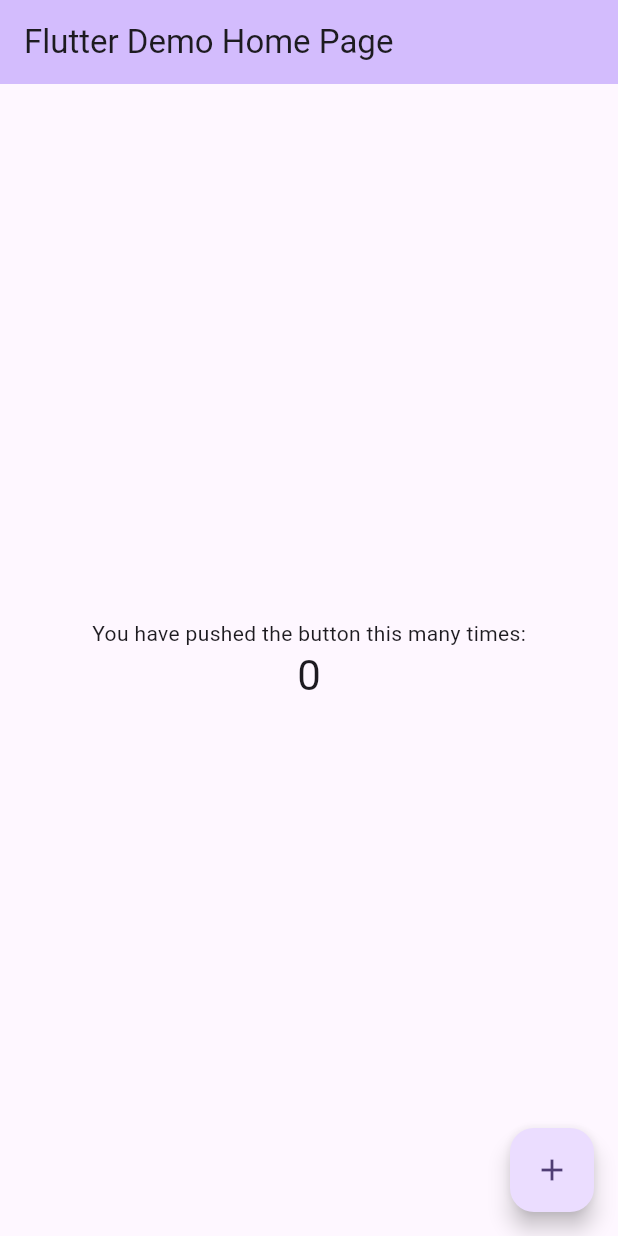
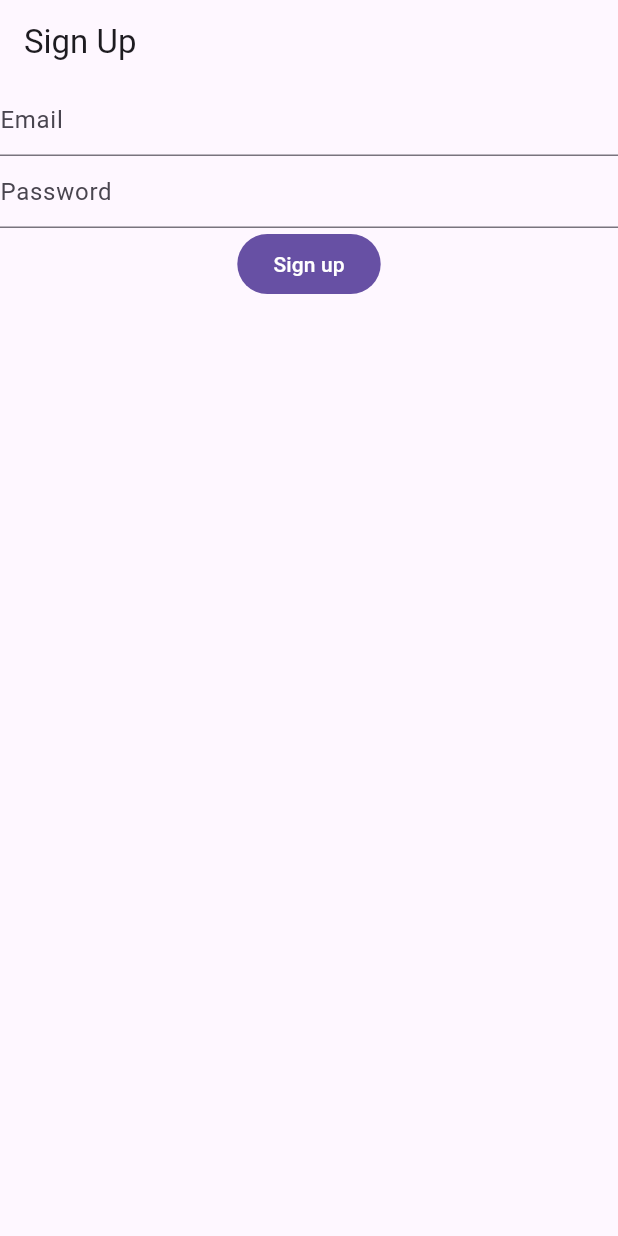
Before and after one commit to mike-coomber/setlist, a Flutter app: the screen it shows after launch, on a phone screen of 412 x 824 dp. Run offline on Flutter 3.47's test engine with Material 3 defaults, Android fonts, the phone set to English and light mode, and no system bars; our stand-ins replace bloc, equatable, firebase_auth, firebase_core, flutter_bloc; accounts and stored records are empty.

Commit message:
firebase sign up

```diff
--- a/lib/features/auth/presentation/cubit/sign_up_state.dart
+++ b/lib/features/auth/presentation/cubit/sign_up_state.dart
@@ -49,5 +49,5 @@ class SignUpState extends Equatable {
   }
 
   @override
-  List<Object> get props => [];
+  List<Object> get props => [status, email, emailStatus, password, passwordStatus];
 }
--- /dev/null
+++ b/lib/features/auth/presentation/pages/sign_up_page.dart
@@ -0,0 +1,75 @@
+import 'package:flutter/foundation.dart';
+import 'package:flutter/material.dart';
+import 'package:flutter/widgets.dart';
+import 'package:flutter_bloc/flutter_bloc.dart';
+import 'package:setlist/features/auth/domain/usecases/signup_usecase.dart';
+import 'package:setlist/features/auth/presentation/cubit/sign_up_cubit.dart';
+
+import '../../domain/repositories/auth_repository.dart';
+
+class SignUpPage extends StatelessWidget {
+  const SignUpPage({super.key});
+
+  @override
+  Widget build(BuildContext context) {
+    return BlocProvider(
+      create: (context) => SignUpCubit(
+        usecase: SignupUsecase(
+          authRepository: context.read<AuthRepository>(),
+        ),
+      ),
+      child: const SignUpView(),
+    );
+  }
+}
+
+class SignUpView extends StatelessWidget {
+  const SignUpView({super.key});
+
+  @override
+  Widget build(BuildContext context) {
+    return Scaffold(
+      appBar: AppBar(
+        title: const Text('Sign Up'),
+      ),
+      body: BlocConsumer<SignUpCubit, SignUpState>(
+        listener: (context, state) {
+          if (state.status == SignUpStatus.error) {
+            ScaffoldMessenger.of(context).showSnackBar(
+              const SnackBar(content: Text('Signup failed')),
+            );
+          }
+          if (state.status == SignUpStatus.success) {
+            ScaffoldMessenger.of(context).showSnackBar(
+              const SnackBar(content: Text('Signup success')),
+            );
+          }
+        },
+        builder: (context, state) {
+          return Center(
+            child: Column(
+              children: [
+                TextFormField(
+                  decoration: InputDecoration(hintText: 'Email'),
+                  onChanged: context.read<SignUpCubit>().onEmailChanged,
+                ),
+                TextFormField(
+                  decoration: InputDecoration(hintText: 'Password'),
+                  onChanged: context.read<SignUpCubit>().onPasswordChanged,
+                  obscureText: true,
+                  enableSuggestions: false,
+                  autocorrect: false,
+                ),
+                FilledButton(
+                  onPressed: context.read<SignUpCubit>().signUp,
+                  child: Text('Sign up'),
+                ),
+                if (state.status == SignUpStatus.loading) const CircularProgressIndicator()
+              ],
+            ),
+          );
+        },
+      ),
+    );
+  }
+}
--- a/lib/main.dart
+++ b/lib/main.dart
@@ -1,70 +1,60 @@
+import 'package:firebase_core/firebase_core.dart';
 import 'package:flutter/material.dart';
+import 'package:flutter_bloc/flutter_bloc.dart';
+import 'package:setlist/features/auth/presentation/pages/sign_up_page.dart';
+
+import 'features/auth/data/datasources/auth_remote_data_source.dart';
+import 'features/auth/data/repositories/auth_repository_impl.dart';
+import 'features/auth/domain/entities/auth_user.dart';
+import 'features/auth/domain/repositories/auth_repository.dart';
+import 'firebase_options.dart';
+
+typedef AppBuilder = Future<Widget> Function();
+
+Future<void> bootstrap(AppBuilder builder) async {
+  WidgetsFlutterBinding.ensureInitialized();
+  await Firebase.initializeApp(options: DefaultFirebaseOptions.currentPlatform);
+  runApp(await builder());
+}
 
 void main() {
-  runApp(const MyApp());
+  bootstrap(
+    () async {
+      AuthRemoteDataSource authRemoteDataSource = AuthRemoteDataSourceImpl();
+
+      AuthRepository authRepository = AuthRepositoryImpl(
+        authRemoteDataSource: authRemoteDataSource,
+      );
+
+      return App(
+        authRepository: authRepository,
+        authUser: await authRepository.user.first,
+      );
+    },
+  );
 }
 
-class MyApp extends StatelessWidget {
-  const MyApp({super.key});
+class App extends StatelessWidget {
+  const App({
+    super.key,
+    required this.authRepository,
+    this.authUser,
+  });
 
-  // This widget is the root of your application.
+  final AuthRepository authRepository;
+  final AuthUser? authUser;
+
   @override
   Widget build(BuildContext context) {
-    return MaterialApp(
-      title: 'Flutter Demo',
-      theme: ThemeData(
-        colorScheme: ColorScheme.fromSeed(seedColor: Colors.deepPurple),
-        useMaterial3: true,
+    return MultiRepositoryProvider(
+      providers: [
+        RepositoryProvider.value(value: authRepository),
+      ],
+      child: MaterialApp(
+        title: 'Clean Architecture',
+        theme: ThemeData.light(useMaterial3: true),
+        home: const SignUpPage(),
       ),
-      home: const MyHomePage(title: 'Flutter Demo Home Page'),
     );
   }
 }
-
-class MyHomePage extends StatefulWidget {
-  const MyHomePage({super.key, required this.title});
-
-  final String title;
-
-  @override
-  State<MyHomePage> createState() => _MyHomePageState();
-}
-
-class _MyHomePageState extends State<MyHomePage> {
-  int _counter = 0;
-
-  void _incrementCounter() {
-    setState(() {
-      _counter++;
-    });
-  }
-
-  @override
-  Widget build(BuildContext context) {
-    return Scaffold(
-      appBar: AppBar(
-        backgroundColor: Theme.of(context).colorScheme.inversePrimary,
-        title: Text(widget.title),
-      ),
-      body: Center(
-        child: Column(
-          mainAxisAlignment: MainAxisAlignment.center,
-          children: <Widget>[
-            const Text(
-              'You have pushed the button this many times:',
-            ),
-            Text(
-              '$_counter',
-              style: Theme.of(context).textTheme.headlineMedium,
-            ),
-          ],
-        ),
-      ),
-      floatingActionButton: FloatingActionButton(
-        onPressed: _incrementCounter,
-        tooltip: 'Increment',
-        child: const Icon(Icons.add),
-      ), // This trailing comma makes auto-formatting nicer for build methods.
-    );
-  }
-}
--- a/pubspec.yaml
+++ b/pubspec.yaml
@@ -38,6 +38,8 @@ dependencies:
   firebase_auth: ^4.19.6
   equatable: ^2.0.5
   bloc: ^8.1.4
+  firebase_core: ^2.31.1
+  flutter_bloc: ^8.1.5
 
 dev_dependencies:
   flutter_test:
```
Also changed, not shown: lib/features/auth/presentation/cubit/sign_up_cubit.dart (+12 -3 lines), firebase.json (added), lib/firebase_options.dart (added), pubspec.lock, 3 other files.
